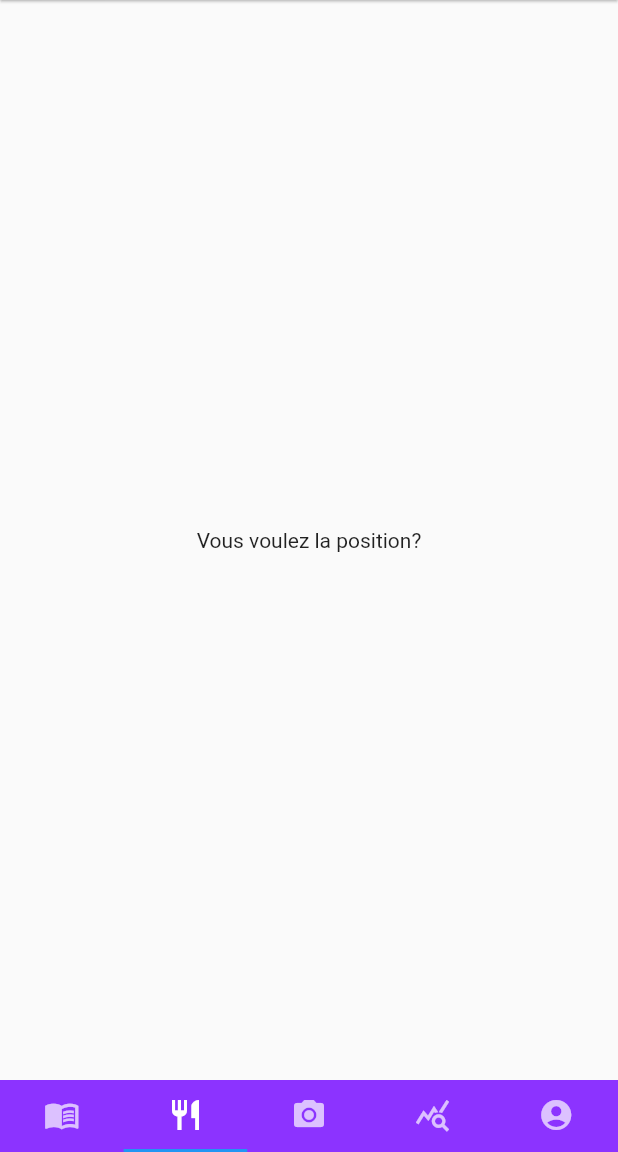
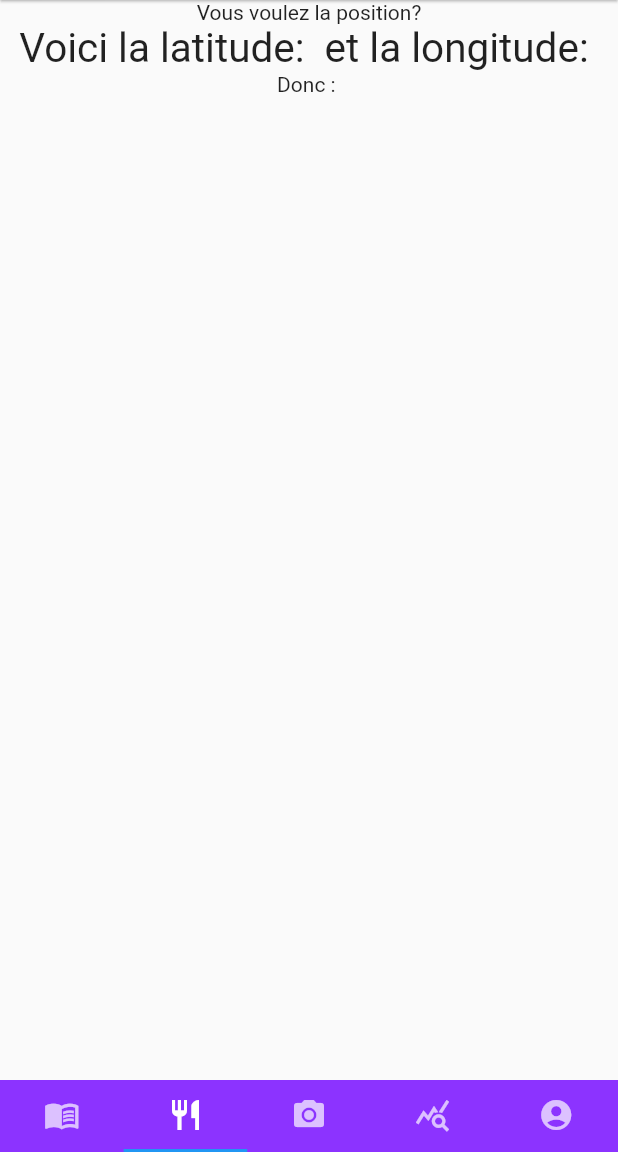
Before and after one commit to leopoldmaillard/diet-vision-flutter, a Flutter app: the screen it shows after launch, on a phone screen of 412 x 824 dp, the part 84-1236 px from its top. Run offline on Flutter 3.47's test engine with Material 2 defaults, Android fonts, the phone set to English and light mode, and no system bars; our stand-ins replace camera, geolocator; missing offline and left inert: flutter_point_tab_bar.

Commit message:
#20 we obtain the latitude and longitude, display it and know if we are in south/north of France

```diff
--- a/lib/home.dart
+++ b/lib/home.dart
@@ -69,7 +69,7 @@ class _HomeState extends State<Home> with SingleTickerProviderStateMixin {
           /* Navigation au sein de l'appli*/
           //CameraScreen(),
           Page2(),
-          Page3(),
+          Geoloc(),
           CameraScreen(widget.cameras),
           Page4(),
           Profile(),
--- a/lib/pages/page3.dart
+++ b/lib/pages/page3.dart
@@ -3,70 +3,64 @@ import 'dart:developer';
 import 'package:flutter/material.dart';
 import 'package:geolocator/geolocator.dart';
 
-class Page3 extends StatelessWidget {
+class Geoloc extends StatefulWidget {
   @override
-  Widget build(BuildContext context) {
-    Future<Position> position = getLocation();
-
-    return new Center(
-      child: Text('Vous voulez la position?'),
-      //position == null ? print('') : Text('position : $position'),
-      // child: new RaisedButton(
-      //   onPressed: () async {
-      //     Position position = await Geolocator.getCurrentPosition(
-      //         desiredAccuracy: LocationAccuracy.high);
-      //     print('I write the position:');
-      //     print(position);
-      //   },
-      // ),
-    );
+  _GeolocState createState() => _GeolocState();
 }
 
-  Future<Position> getLocation() async {
-    Position position = await Geolocator.getCurrentPosition(
+class _GeolocState extends State<Geoloc> {
+  String latitude = '';
+  String longitude = '';
+  String position = '';
+  var locationMessage = '';
+
+  //Function for getting the current location
+  // Before, we need the permission
+
+  void getCurrentLocation() async {
+    var position = await Geolocator.getCurrentPosition(
         desiredAccuracy: LocationAccuracy.high);
-    print('I write the position:');
-    print(position);
-    return position;
+
+    //get latitude and longitude
+    var lat = position.latitude;
+    var long = position.longitude;
+    //passing this to the lat/long variable (string)
+    longitude = "$long";
+    latitude = "$lat";
   }
 
-  /*void getValuePosition() async {
-    final position = await getLocation();
-  }*/
-
-  /* Future<Position> _determinePosition() async {
-    bool serviceEnabled = false;
-    LocationPermission permission;
-
-    serviceEnabled = await Geolocator.isLocationServiceEnabled();
-    if (!serviceEnabled) {
-      // Location services are not enabled don't continue
-      // accessing the position and request users of the
-      // App to enable the location services.
-      return Future.error('Location services are disabled.');
+  // France sud/Nord
+  void getFrancePosition() async {
+    getCurrentLocation();
+    int lati = int.parse(latitude.split(".")[0]);
+    int longi = int.parse(longitude.split(".")[0]);
+    print(lati);
+    print(longi);
+    if (lati <= 52 && lati >= 47) {
+      if (longi < 10 && longi >= 4)
+        position = 'Vous êtes dans le nord de la france';
     }
-
-    permission = await Geolocator.checkPermission();
-    if (permission == LocationPermission.denied) {
-      permission = await Geolocator.requestPermission();
-      if (permission == LocationPermission.denied) {
-        // Permissions are denied, next time you could try
-        // requesting permissions again (this is also where
-        // Android's shouldShowRequestPermissionRationale
-        // returned true. According to Android guidelines
-        // your App should show an explanatory UI now.
-        return Future.error('Location permissions are denied');
+    if (lati < 47 && lati >= 42) {
+      if (longi <= 10 && longi >= 1)
+        position = 'Vous êtes dans le sud de la france';
     }
   }
 
-    if (permission == LocationPermission.deniedForever) {
-      // Permissions are denied forever, handle appropriately.
-      return Future.error(
-          'Location permissions are permanently denied, we cannot request permissions.');
+  @override
+  Widget build(BuildContext context) {
+    // getCurrentLocation();
+    getFrancePosition();
+    return new Center(
+      child: Column(
+        children: [
+          Text('Vous voulez la position?'),
+          Text(
+            "Voici la latitude: $latitude et la longitude: $longitude",
+            style: TextStyle(fontSize: 27),
+          ),
+          Text('Donc : $position'),
+        ],
+      ),
+    );
   }
-
-    // When we reach here, permissions are granted and we can
-    // continue accessing the position of the device.
-    return await Geolocator.getCurrentPosition();
-  }*/
 }
```
Also changed, not shown: 2 other files. Lines whose indentation alone changed are shown as unchanged.
